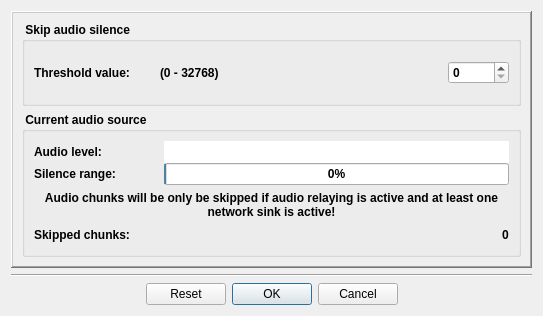
This is Homer/forms/Dialogs/ConfigurationAudioSilenceDialog.ui in Homer-Conferencing/Homer-Conferencing as Qt 5 draws it before an edit. The edited form follows.
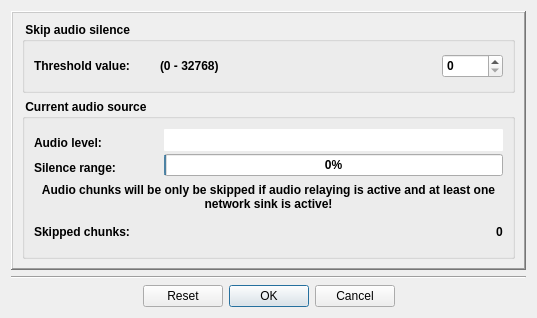
This is the edited form.

```diff
--- a/Homer/forms/Dialogs/ConfigurationAudioSilenceDialog.ui
+++ b/Homer/forms/Dialogs/ConfigurationAudioSilenceDialog.ui
@@ -6,8 +6,8 @@
    <rect>
     <x>0</x>
     <y>0</y>
-    <width>543</width>
-    <height>316</height>
+    <width>537</width>
+    <height>318</height>
    </rect>
   </property>
   <property name="windowTitle">
@@ -42,13 +42,13 @@
              <property name="minimumSize">
               <size>
                <width>120</width>
-               <height>0</height>
+               <height>30</height>
               </size>
              </property>
              <property name="maximumSize">
               <size>
                <width>120</width>
-               <height>16777215</height>
+               <height>30</height>
               </size>
              </property>
              <property name="text">
@@ -78,6 +78,12 @@
            </item>
            <item>
             <widget class="QSpinBox" name="mSbThreshold">
+             <property name="minimumSize">
+              <size>
+               <width>0</width>
+               <height>24</height>
+              </size>
+             </property>
              <property name="maximum">
               <number>32768</number>
              </property>
@@ -112,13 +118,13 @@
                <property name="minimumSize">
                 <size>
                  <width>120</width>
-                 <height>22</height>
+                 <height>30</height>
                 </size>
                </property>
                <property name="maximumSize">
                 <size>
                  <width>120</width>
-                 <height>22</height>
+                 <height>30</height>
                 </size>
                </property>
                <property name="text">
@@ -208,13 +214,13 @@
                <property name="minimumSize">
                 <size>
                  <width>120</width>
-                 <height>22</height>
+                 <height>30</height>
                 </size>
                </property>
                <property name="maximumSize">
                 <size>
                  <width>120</width>
-                 <height>22</height>
+                 <height>30</height>
                 </size>
                </property>
                <property name="text">
@@ -293,13 +299,13 @@
              <property name="minimumSize">
               <size>
                <width>120</width>
-               <height>0</height>
+               <height>30</height>
               </size>
              </property>
              <property name="maximumSize">
               <size>
                <width>120</width>
-               <height>16777215</height>
+               <height>30</height>
               </size>
              </property>
              <property name="text">
```
